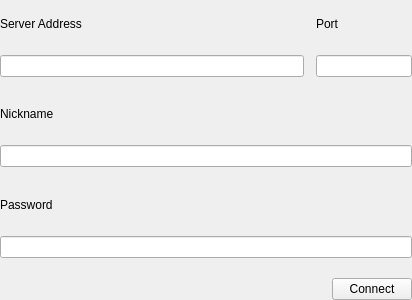
The window that src/lichii/multiplayer/direct_connect.ui (AC-Storm-YT/Lichii) describes before a commit, drawn with Qt 5.
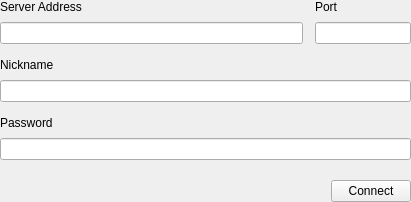
The same window after the commit.

Commit message: Spotlight dialogs: give content sizes, as d0714ab grows them by the card

The edit to the form file:
```diff
--- a/src/lichii/multiplayer/direct_connect.ui
+++ b/src/lichii/multiplayer/direct_connect.ui
@@ -2,7 +2,7 @@
 <ui version="4.0">
  <class>DirectConnect</class>
  <widget class="QWidget" name="DirectConnect">
-  <property name="geometry"><rect><x>0</x><y>0</y><width>412</width><height>300</height></rect></property>
+  <property name="geometry"><rect><x>0</x><y>0</y><width>411</width><height>100</height></rect></property>
   <property name="windowTitle"><string>Direct Connect</string></property>
   <layout class="QVBoxLayout" name="verticalLayout">
    <property name="spacing"><number>14</number></property>
```
The commit also changes 7 other files.
